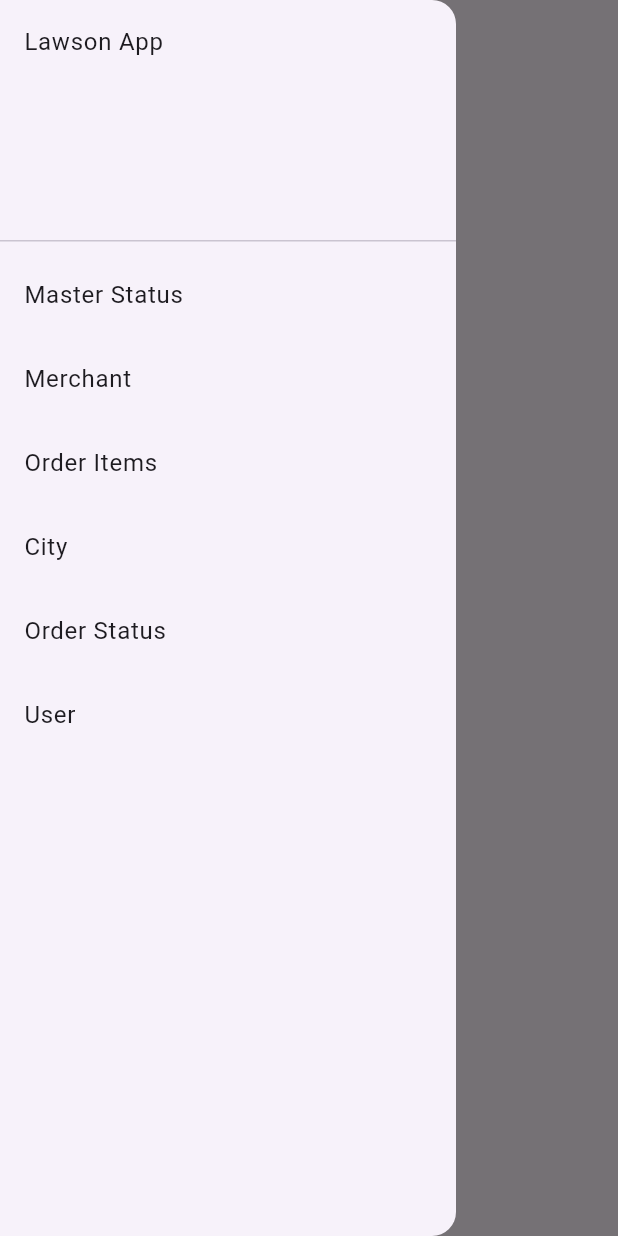
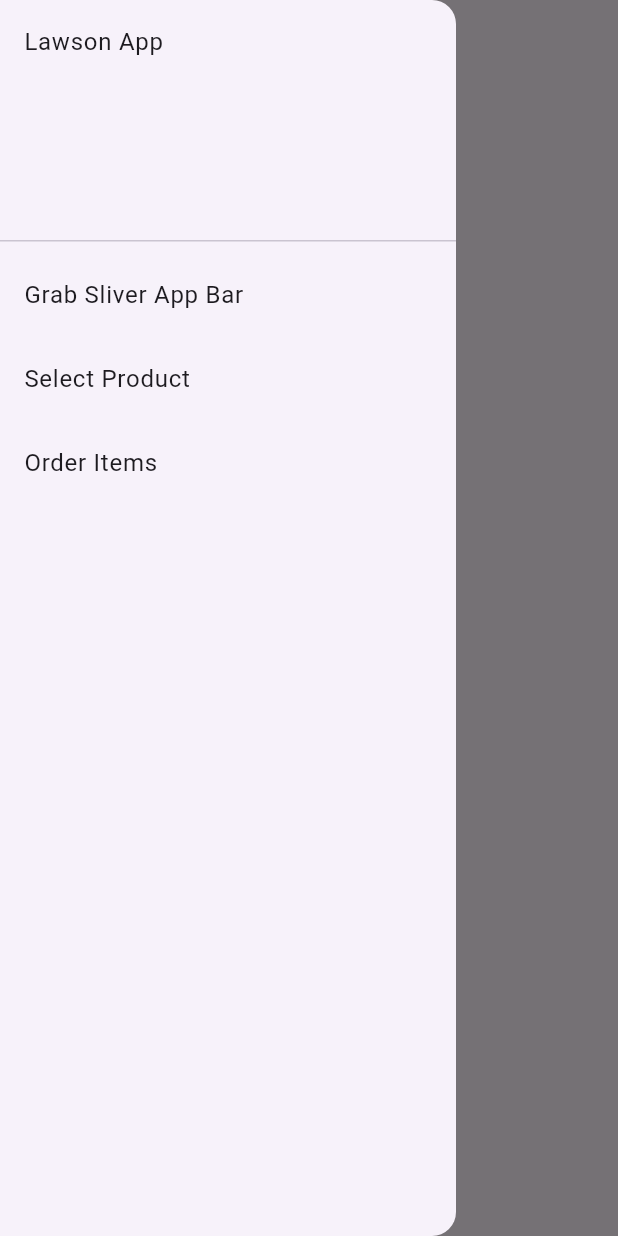
Before and after one commit to wizprat/flutter_crud, a Flutter app: the screen it shows after launch, with the side drawer open, on a phone screen of 412 x 824 dp. Run offline on Flutter 3.47's test engine with Material 2 defaults, Android fonts, the phone set to English and light mode, and no system bars; our stand-ins replace get.

Commit message:
tinggal add

```diff
--- a/lib/data/providers/network/api_endpoint.dart
+++ b/lib/data/providers/network/api_endpoint.dart
@@ -1,7 +1,10 @@
 class APIEndpoint {
-  static String get baseUrl => 'http://192.168.0.51:5000';
+  static String get baseUrl => 'http://10.0.2.2:8000';
+  static String get apiUrl => '$baseUrl/api/v1';
+  static String get masterStatus => '$apiUrl/product';
+  /* static String get baseUrl => 'http://192.168.0.51:5000';
   static String get apiUrl => '$baseUrl/api';
-  static String get masterStatus => '$apiUrl/master-status';
+  static String get masterStatus => '$apiUrl/master-status'; */
   // static String get user => '$apiUrl/user';
   // static String get event => '$apiUrl/event';
   // static String get guest => '$apiUrl/guest';
--- a/lib/data/providers/network/api_provider.dart
+++ b/lib/data/providers/network/api_provider.dart
@@ -72,6 +72,7 @@ class FetchDataException extends AppException {
         );
 }
 
+
 class BadRequestException extends AppException {
   BadRequestException(String? details)
       : super(
--- a/lib/domain/entities/master_status.dart
+++ b/lib/domain/entities/master_status.dart
@@ -2,10 +2,12 @@ class MasterStatus {
   MasterStatus({
     this.id,
     this.name,
-    this.description,
+    this.price,
+    this.qty,
   });
 
   int? id;
   String? name;
-  String? description;
+  int? price;
+  int? qty;
 }
--- a/lib/presentation/features/home/home_screen.dart
+++ b/lib/presentation/features/home/home_screen.dart
@@ -18,18 +18,18 @@ class HomeScreen extends StatelessWidget {
               child: Text('Lawson App'),
             ),
             ListTile(
-              title: const Text('Master Status'),
-              onTap: () => Get.toNamed('/master_status/main'),
+              title: const Text('Grab Sliver App Bar'),
+              onTap: () => Get.toNamed('/paralax_sliver/main'),
             ),
             ListTile(
-              title: const Text('Merchant'),
-              onTap: () => Get.toNamed('/merchant/main'),
+              title: const Text('Select Product'),
+              onTap: () => Get.toNamed('/master_status/main'),
             ),
             ListTile(
               title: const Text('Order Items'),
               onTap: () => Get.toNamed('/order_items/main'),
             ),
-            ListTile(
+            /* ListTile(
               title: const Text('City'),
               onTap: () => Get.toNamed('/city/main'),
             ),
@@ -40,7 +40,7 @@ class HomeScreen extends StatelessWidget {
             ListTile(
               title: const Text('User'),
               onTap: () => Get.toNamed('/user/main'),
-            ),
+            ), */
           ],
         ),
       ),
--- a/lib/routes.dart
+++ b/lib/routes.dart
@@ -1,3 +1,4 @@
+import 'package:flutter_crud/presentation/features/grab_sliver_app_bar/grab_sliver_app_bar.dart';
 import 'package:flutter_crud/presentation/features/home/home_screen.dart';
 import 'package:get/get.dart';
 
@@ -47,6 +48,9 @@ class Routes {
   static String mainOrderStatus = '/order_status/main';
   static String addOrderStatus = '/order_status/add';
   static String editOrderStatus = '/order_status/edit';
+
+  //Sliver
+  static String paralaxSliver = '/paralax_sliver/main';
 }
 
 final getPages = [
@@ -196,4 +200,10 @@ final getPages = [
     binding: OrderStatusBinding(),
     transition: Transition.cupertino,
   ),
+  GetPage(
+    name: Routes.paralaxSliver,
+    page: () => const ParalaxSliver(),
+    binding: OrderStatusBinding(),
+    transition: Transition.cupertino,
+  ),
 ];
```
Also changed, not shown: lib/data/models/master_status_model.dart (+7 -4 lines), lib/presentation/features/grab_sliver_app_bar/grab_sliver_app_bar.dart (added, +78 -0 lines), lib/presentation/features/master_status/screen/main_master_status_screen.dart (+7 -3 lines).
